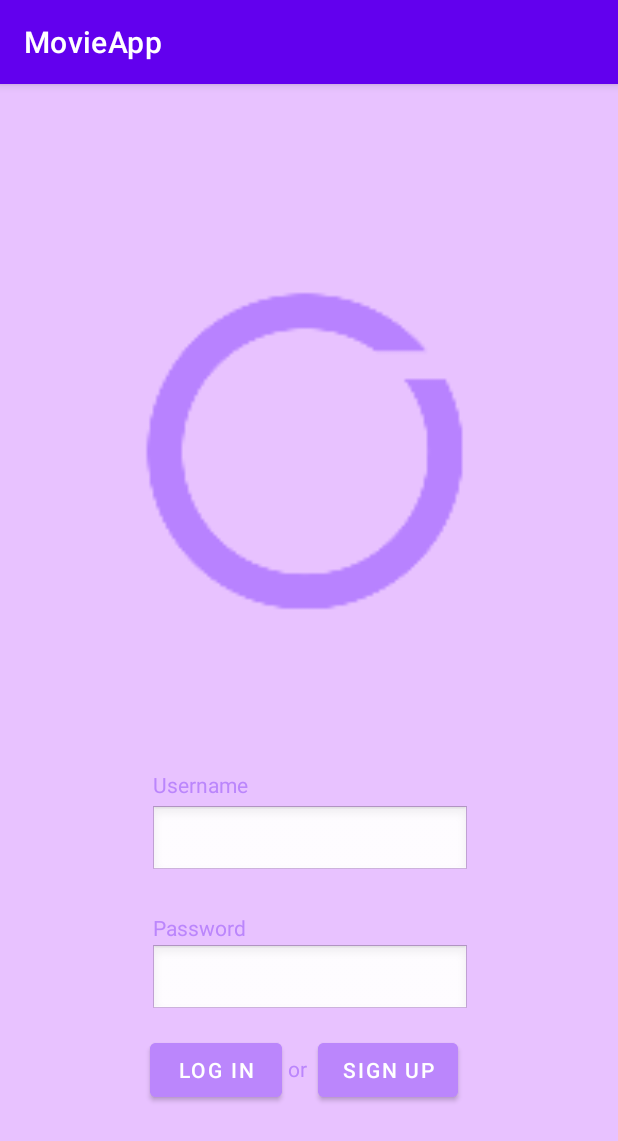
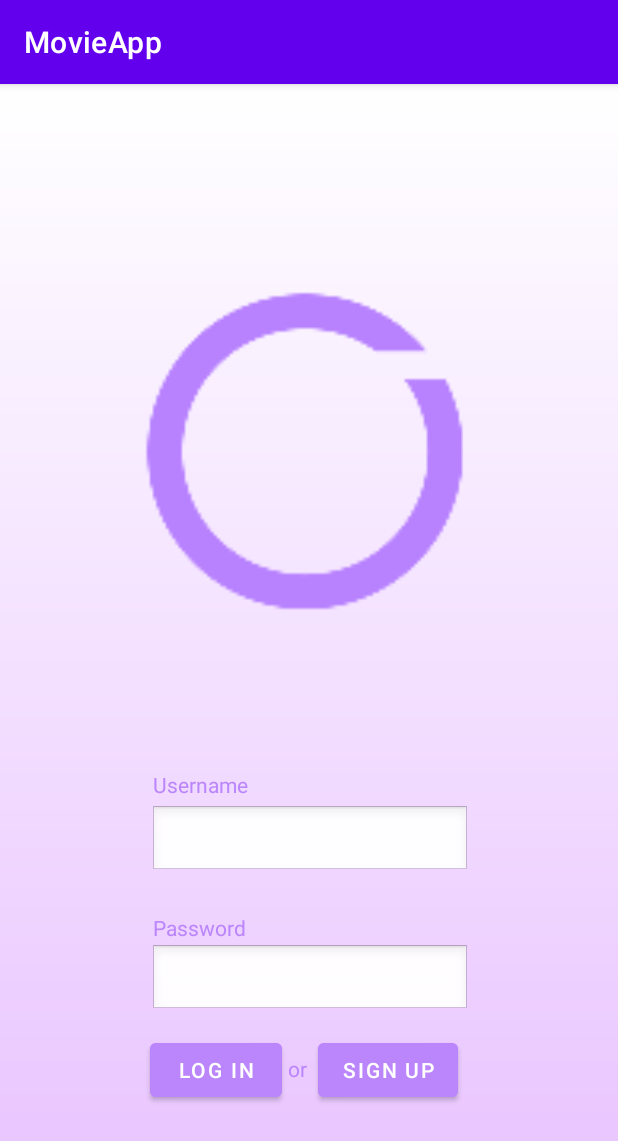
Before and after one commit to minash23/MovieApp, an Android app: the screen it shows after launch (logInActivity), on a phone screen of 412 x 824 dp. Shown: the top 1141 px of the screen. Run offline under Robolectric (Android 15) with nearby library versions, the light colour scheme and no system bars; our stand-ins replace Firebase (no records; nobody signed in at launch, a user with empty details on screens opened directly).

Commit message:
Adding Gradient to Login and Sign up

```diff
--- /dev/null
+++ b/app/src/main/res/drawable/sign_log_bg.xml
@@ -0,0 +1,9 @@
+<?xml version="1.0" encoding="utf-8"?>
+<shape xmlns:android="http://schemas.android.com/apk/res/android">
+    <gradient
+        android:endColor="#E8C2FF"
+        android:startColor="#FFFFFF"
+        android:angle="270"/>
+    <corners
+        android:radius="0dp"/>
+</shape>
--- a/app/src/main/res/layout/activity_log_in.xml
+++ b/app/src/main/res/layout/activity_log_in.xml
@@ -4,8 +4,7 @@
     xmlns:tools="http://schemas.android.com/tools"
     android:layout_width="match_parent"
     android:layout_height="match_parent"
-    android:background="#551663"
-    android:backgroundTint="#E8C2FF"
+    android:background="@drawable/sign_log_bg"
     android:theme="@android:style/Theme.Light"
     tools:context=".logInActivity">
 
--- a/app/src/main/res/layout/activity_sign_up.xml
+++ b/app/src/main/res/layout/activity_sign_up.xml
@@ -4,8 +4,7 @@
     xmlns:tools="http://schemas.android.com/tools"
     android:layout_width="match_parent"
     android:layout_height="match_parent"
-    android:background="#551663"
-    android:backgroundTint="#E8C2FF"
+    android:background="@drawable/sign_log_bg"
     android:theme="@android:style/Theme.Light"
     tools:context=".logInActivity">
 
```
